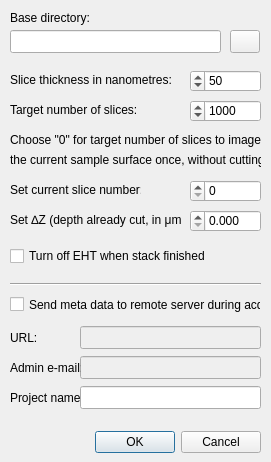
SBEMimage/SBEMimage, file gui/acq_settings_dlg.ui: the form before one commit.
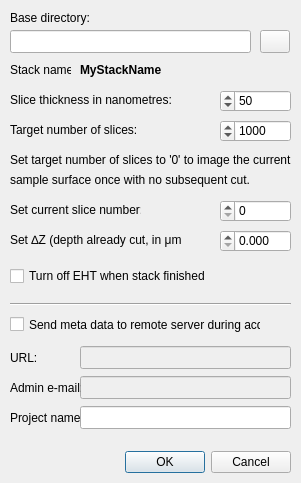
The form after the commit.

Commit message: feat: modify base dir if necessary and tell user; display stack name in acq dialog

Patch:
```diff
--- a/gui/acq_settings_dlg.ui
+++ b/gui/acq_settings_dlg.ui
@@ -9,8 +9,8 @@
    <rect>
     <x>0</x>
     <y>0</y>
-    <width>271</width>
-    <height>462</height>
+    <width>301</width>
+    <height>483</height>
    </rect>
   </property>
   <property name="sizePolicy">
@@ -28,8 +28,8 @@
   <widget class="QDialogButtonBox" name="buttonBox">
    <property name="geometry">
     <rect>
-     <x>60</x>
-     <y>426</y>
+     <x>90</x>
+     <y>446</y>
      <width>201</width>
      <height>32</height>
     </rect>
@@ -48,7 +48,7 @@
    <property name="geometry">
     <rect>
      <x>10</x>
-     <y>180</y>
+     <y>200</y>
      <width>131</width>
      <height>20</height>
     </rect>
@@ -75,7 +75,7 @@
     <rect>
      <x>10</x>
      <y>30</y>
-     <width>211</width>
+     <width>241</width>
      <height>23</height>
     </rect>
    </property>
@@ -83,7 +83,7 @@
   <widget class="QPushButton" name="pushButton_selectDir">
    <property name="geometry">
     <rect>
-     <x>230</x>
+     <x>260</x>
      <y>30</y>
      <width>30</width>
      <height>23</height>
@@ -97,8 +97,8 @@
    <property name="geometry">
     <rect>
      <x>10</x>
-     <y>276</y>
-     <width>251</width>
+     <y>296</y>
+     <width>281</width>
      <height>16</height>
     </rect>
    </property>
@@ -110,7 +110,7 @@
    <property name="geometry">
     <rect>
      <x>10</x>
-     <y>100</y>
+     <y>120</y>
      <width>161</width>
      <height>20</height>
     </rect>
@@ -123,7 +123,7 @@
    <property name="geometry">
     <rect>
      <x>10</x>
-     <y>70</y>
+     <y>90</y>
      <width>161</width>
      <height>20</height>
     </rect>
@@ -135,8 +135,8 @@
   <widget class="QSpinBox" name="spinBox_numberSlices">
    <property name="geometry">
     <rect>
-     <x>190</x>
-     <y>100</y>
+     <x>220</x>
+     <y>120</y>
      <width>71</width>
      <height>22</height>
     </rect>
@@ -154,8 +154,8 @@
   <widget class="QSpinBox" name="spinBox_sliceThickness">
    <property name="geometry">
     <rect>
-     <x>190</x>
-     <y>70</y>
+     <x>220</x>
+     <y>90</y>
      <width>71</width>
      <height>22</height>
     </rect>
@@ -176,8 +176,8 @@
   <widget class="QSpinBox" name="spinBox_sliceCounter">
    <property name="geometry">
     <rect>
-     <x>190</x>
-     <y>180</y>
+     <x>220</x>
+     <y>200</y>
      <width>71</width>
      <height>22</height>
     </rect>
@@ -190,33 +190,33 @@
    <property name="geometry">
     <rect>
      <x>10</x>
-     <y>130</y>
-     <width>251</width>
-     <height>20</height>
-    </rect>
-   </property>
-   <property name="text">
-    <string>Choose &quot;0&quot; for target number of slices to image</string>
-   </property>
-  </widget>
-  <widget class="QLabel" name="label_expl0_2">
-   <property name="geometry">
-    <rect>
-     <x>10</x>
      <y>150</y>
+     <width>291</width>
+     <height>20</height>
+    </rect>
+   </property>
+   <property name="text">
+    <string>Set target number of slices to '0' to image the current</string>
+   </property>
+  </widget>
+  <widget class="QLabel" name="label_expl0_2">
+   <property name="geometry">
+    <rect>
+     <x>10</x>
+     <y>170</y>
      <width>251</width>
      <height>20</height>
     </rect>
    </property>
    <property name="text">
-    <string>the current sample surface once, without cutting.</string>
+    <string>sample surface once with no subsequent cut.</string>
    </property>
   </widget>
   <widget class="QCheckBox" name="checkBox_sendMetaData">
    <property name="geometry">
     <rect>
      <x>10</x>
-     <y>296</y>
+     <y>316</y>
      <width>251</width>
      <height>17</height>
     </rect>
@@ -235,8 +235,8 @@
    <property name="geometry">
     <rect>
      <x>80</x>
-     <y>326</y>
-     <width>181</width>
+     <y>346</y>
+     <width>211</width>
      <height>23</height>
     </rect>
    </property>
@@ -245,7 +245,7 @@
    <property name="geometry">
     <rect>
      <x>10</x>
-     <y>246</y>
+     <y>266</y>
      <width>251</width>
      <height>20</height>
     </rect>
@@ -270,8 +270,8 @@
    <property name="geometry">
     <rect>
      <x>80</x>
-     <y>386</y>
-     <width>181</width>
+     <y>406</y>
+     <width>211</width>
      <height>23</height>
     </rect>
    </property>
@@ -280,7 +280,7 @@
    <property name="geometry">
     <rect>
      <x>10</x>
-     <y>390</y>
+     <y>410</y>
      <width>71</width>
      <height>16</height>
     </rect>
@@ -293,7 +293,7 @@
    <property name="geometry">
     <rect>
      <x>10</x>
-     <y>330</y>
+     <y>350</y>
      <width>71</width>
      <height>16</height>
     </rect>
@@ -309,8 +309,8 @@
    <property name="geometry">
     <rect>
      <x>80</x>
-     <y>356</y>
-     <width>181</width>
+     <y>376</y>
+     <width>211</width>
      <height>23</height>
     </rect>
    </property>
@@ -319,7 +319,7 @@
    <property name="geometry">
     <rect>
      <x>10</x>
-     <y>360</y>
+     <y>380</y>
      <width>71</width>
      <height>16</height>
     </rect>
@@ -332,7 +332,7 @@
    <property name="geometry">
     <rect>
      <x>10</x>
-     <y>210</y>
+     <y>230</y>
      <width>171</width>
      <height>20</height>
     </rect>
@@ -344,8 +344,8 @@
   <widget class="QDoubleSpinBox" name="doubleSpinBox_zDiff">
    <property name="geometry">
     <rect>
-     <x>190</x>
-     <y>210</y>
+     <x>220</x>
+     <y>230</y>
      <width>71</width>
      <height>22</height>
     </rect>
@@ -360,6 +360,38 @@
     <double>0.000000000000000</double>
    </property>
   </widget>
+  <widget class="QLabel" name="label_st_2">
+   <property name="geometry">
+    <rect>
+     <x>10</x>
+     <y>60</y>
+     <width>61</width>
+     <height>20</height>
+    </rect>
+   </property>
+   <property name="text">
+    <string>Stack name:</string>
+   </property>
+  </widget>
+  <widget class="QLabel" name="label_stackName">
+   <property name="geometry">
+    <rect>
+     <x>80</x>
+     <y>60</y>
+     <width>211</width>
+     <height>20</height>
+    </rect>
+   </property>
+   <property name="font">
+    <font>
+     <weight>75</weight>
+     <bold>true</bold>
+    </font>
+   </property>
+   <property name="text">
+    <string>MyStackName</string>
+   </property>
+  </widget>
   <zorder>buttonBox</zorder>
   <zorder>label_csn</zorder>
   <zorder>label_bd</zorder>
```
Left out of the diff: 2 changed lines with no effect on the pictures. The commit also changes 3 other files.
